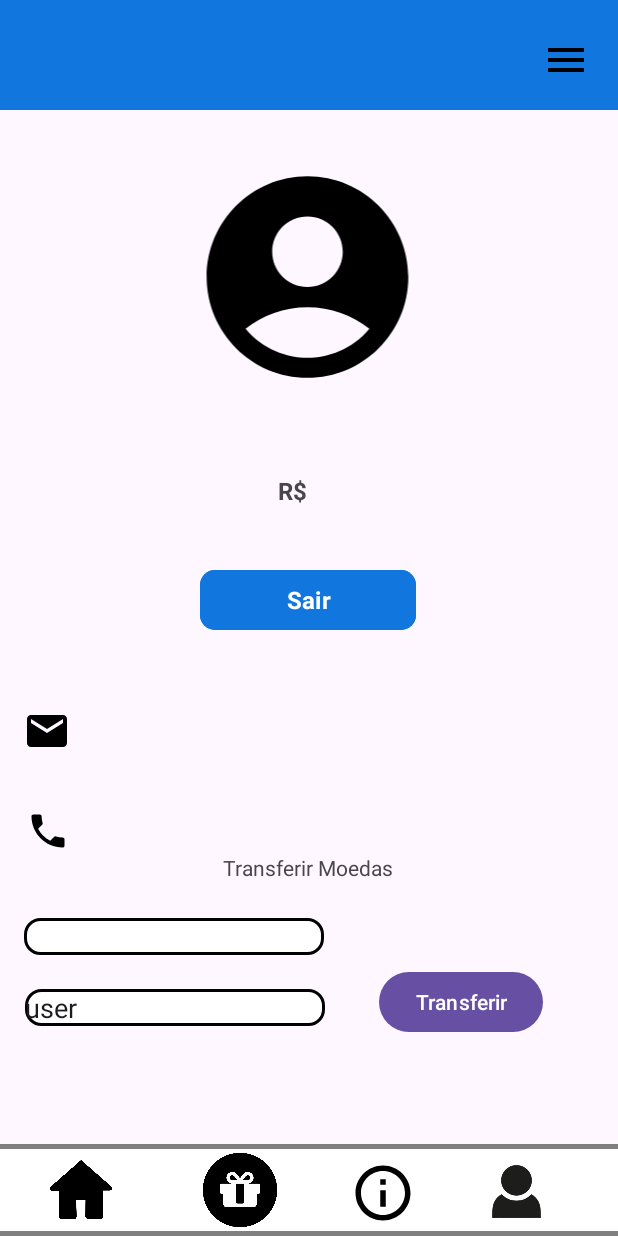
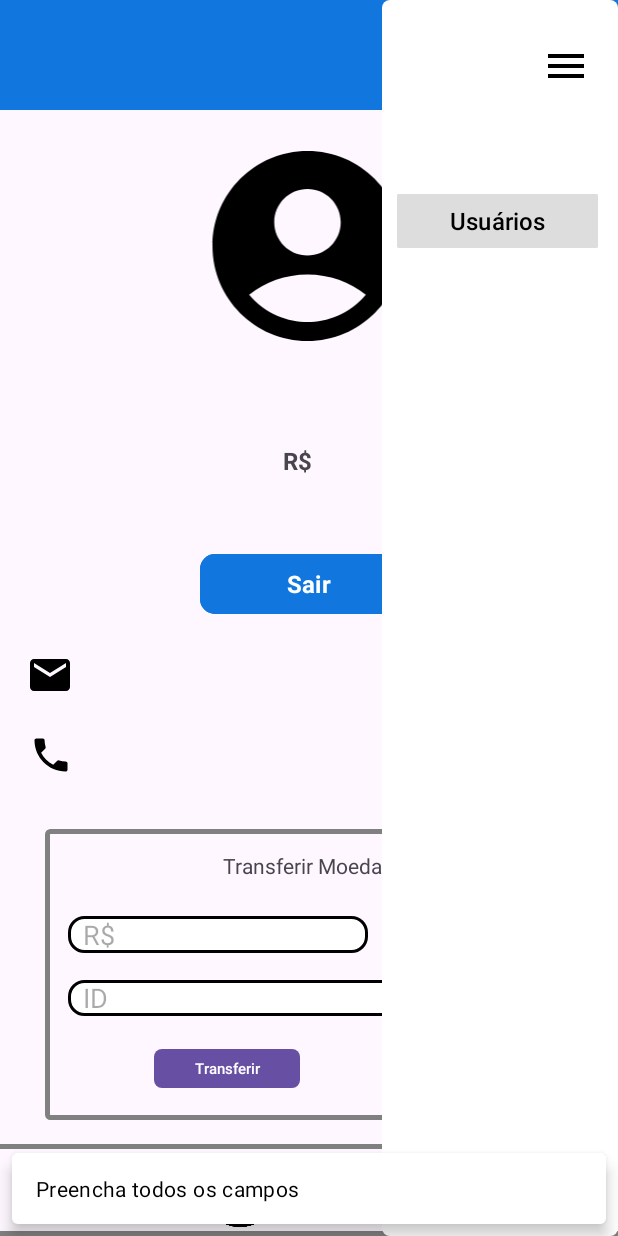
Before and after one commit to Gaia28/ProjetoEconomiaCircularnoAnsio, an Android app: the screen it shows after launch once a user with an empty profile is signed in (TelaDePerfil), after a tap on "Transferir", on a phone screen of 412 x 824 dp. Run offline under Robolectric (Android 15) with nearby library versions, the phone set to English and light mode, and no system bars; our stand-ins replace Firebase (no records; nobody signed in at launch, a user with empty details on screens opened directly); 1 statement that could not run was skipped; 1 other tap on this screen came first.

Commit message:
Aplicativo para o Proejeto de Economia Circular no ambito escolar. App tem a função de cadastrar e logar usuários, cadastrar doação de itens e gerenciar transações da moeda virtual criada pela escola

```diff
--- a/app/src/main/java/com/example/projetoeconomiacircularnoansio/TelaDeCadastro.java
+++ b/app/src/main/java/com/example/projetoeconomiacircularnoansio/TelaDeCadastro.java
@@ -68,9 +68,11 @@ public class TelaDeCadastro extends AppCompatActivity {
         String Email = EmailCadastro.getText().toString();
         String Senha = SenhaCadastro.getText().toString();
         String cpf = CPF.getText().toString();
+        String telefone = TelefoneCadastro.getText().toString();
 
 
-        if (Nome.isEmpty() || Email.isEmpty() || Senha.isEmpty() || cpf.isEmpty()){
+
+        if (Nome.isEmpty() || Email.isEmpty() || Senha.isEmpty() || cpf.isEmpty() || telefone.isEmpty()){
             Toast toast = Toast.makeText(TelaDeCadastro.this, mensagens[0], Toast.LENGTH_SHORT);
             toast.show();
 
@@ -81,7 +83,6 @@ public class TelaDeCadastro extends AppCompatActivity {
 
     }
     private void  CadastrarUser(View v){
-        String Nome = NomeCadastro.getText().toString();
         String Email = EmailCadastro.getText().toString();
         String Senha = SenhaCadastro.getText().toString();
         FirebaseAuth.getInstance().createUserWithEmailAndPassword(Email,Senha).addOnCompleteListener(new OnCompleteListener<AuthResult>() {
--- a/app/src/main/java/com/example/projetoeconomiacircularnoansio/TelaDeLogin.java
+++ b/app/src/main/java/com/example/projetoeconomiacircularnoansio/TelaDeLogin.java
@@ -29,7 +29,7 @@ public class TelaDeLogin extends AppCompatActivity {
     //Variaveis usadas
     private EditText Email, Senha;
     String[] mensagens = {"Preencha Todos os Campos", "Login efetuado com Sucesso"};
-    String UserId = "cnayi0QL18ZtpNvuD6YsFlRpdFS2";
+    String UserId;
 
     @Override
     protected void onCreate(Bundle savedInstanceState) {
@@ -113,7 +113,7 @@ public class TelaDeLogin extends AppCompatActivity {
         finish();
     }
 
-    @Override
+   @Override
     protected void onStart() {
         super.onStart();
         FirebaseUser UsuarioAtual = FirebaseAuth.getInstance().getCurrentUser();
--- a/app/src/main/java/com/example/projetoeconomiacircularnoansio/TelaDePerfil.java
+++ b/app/src/main/java/com/example/projetoeconomiacircularnoansio/TelaDePerfil.java
@@ -1,13 +1,18 @@
 package com.example.projetoeconomiacircularnoansio;
 
+import static android.content.ContentValues.TAG;
+
 import android.content.Intent;
+import android.graphics.Color;
 import android.os.Bundle;
+import android.util.Log;
 import android.view.View;
 import android.view.WindowManager;
 import android.widget.Button;
 import android.widget.EditText;
 import android.widget.ImageView;
 import android.widget.TextView;
+import android.widget.Toast;
 
 import androidx.activity.EdgeToEdge;
 import androidx.annotation.NonNull;
@@ -17,12 +22,17 @@ import androidx.core.graphics.Insets;
 import androidx.core.view.ViewCompat;
 import androidx.core.view.WindowInsetsCompat;
 
+import com.google.android.gms.tasks.OnCompleteListener;
+import com.google.android.gms.tasks.Task;
+import com.google.android.material.snackbar.Snackbar;
 import com.google.firebase.auth.FirebaseAuth;
+import com.google.firebase.firestore.CollectionReference;
 import com.google.firebase.firestore.DocumentReference;
 import com.google.firebase.firestore.DocumentSnapshot;
 import com.google.firebase.firestore.EventListener;
 import com.google.firebase.firestore.FirebaseFirestore;
 import com.google.firebase.firestore.FirebaseFirestoreException;
+import com.google.firebase.firestore.Query;
 import com.google.firebase.firestore.Source;
 import com.google.firebase.firestore.Transaction;
 
@@ -36,11 +46,12 @@ public class TelaDePerfil extends AppCompatActivity {
     EditText textvalor, textIduser;
     FirebaseFirestore database = FirebaseFirestore.getInstance();
     String Userid;
+    String UserRecebedor;
     ImageView IconeMinimizar;
     ImageView MenuIcone;
     View ViewMenu;
     Button Abauser;
-    int saldo;
+
 
 
     @Override
@@ -55,7 +66,7 @@ public class TelaDePerfil extends AppCompatActivity {
         });
         IniciarComponents();
     }
-
+/**---------------------------BOTÔES---------------------------*/
     public void AbaInformaçoes(View view) {
         Intent AbrirTelaInfo = new Intent(TelaDePerfil.this, TelaDeInformacao.class);
         startActivity(AbrirTelaInfo);
@@ -84,6 +95,29 @@ public class TelaDePerfil extends AppCompatActivity {
         finish();
     }
 
+
+    public void MostrarOpçoes(View view) {
+        ViewMenu.setVisibility(View.VISIBLE);
+        MenuIcone.setVisibility(View.INVISIBLE);
+        IconeMinimizar.setVisibility(View.VISIBLE);
+        Abauser.setVisibility(View.VISIBLE);
+    }
+    public void FecharOpçoes(View view) {
+        IconeMinimizar.setVisibility(View.INVISIBLE);
+        MenuIcone.setVisibility(View.VISIBLE);
+        ViewMenu.setVisibility(View.INVISIBLE);
+        Abauser.setVisibility(View.INVISIBLE);
+    }
+
+    public void AbaListUser(View view) {
+        Intent AbrirListaUsr = new Intent(TelaDePerfil.this, ListaUsuers.class);
+        startActivity(AbrirListaUsr);
+        finish();
+    }
+    /**-----------------------FIM-------------------------*/
+
+
+
     @Override
     protected void onStart() {
         super.onStart();
@@ -104,51 +138,80 @@ public class TelaDePerfil extends AppCompatActivity {
         });
 
     }
+    //BOTÃO PARA REALIZAR A DOAÇÃO
+
     public void ConcluirTransferencia(View view) {
 
-        textIduser.setText(FirebaseAuth.getInstance().getCurrentUser().getUid().toString());
+        //VERIFICAÇÃO CASO OS CAMPOS DE TEXTO ESTEJAM VAZIOS - MOSTRAR BARRA DE AVISO
 
+            String getSaldo = textvalor.getText().toString();
+            String getId = textIduser.getText().toString();
+            if (getSaldo.isEmpty() || getId.isEmpty()){
+                Snackbar snackbar = Snackbar.make(view, "Preencha todos os campos", Snackbar.LENGTH_SHORT);
+                snackbar.setBackgroundTint(Color.WHITE);
+                snackbar.setTextColor(Color.BLACK);
+                snackbar.show();
+
+                //CASO ESTEJAM PREENCHIDOS - INICIAR A TRANSAÇÃO
+            }else{
+
+                //VARIAVEL NUMÉRICA - RECEBE O VALOR DO CAMPO DE TEXTO ("textvalor") STRING -> DOUBLE
                 double ValorDoacao = Double.parseDouble(textvalor.getText().toString());
 
+                //VARIAVEL DO BANCO DE DADOS - RECEBE AS COLEÇÕES E DOCUMENTOS QUE SERÃO TRATADOS
                 final DocumentReference referencia = database.collection("Usuários").document(Userid);
 
-        //ERRO AQUI
-        database.collection("Usuários").document(String.valueOf(textIduser));
-        //
 
+                //INICIAR A FUNÇÃO DE TRANSAÇÃO DENTRO DO BANCO DE DADOS -> VARIAVEL "database"
             database.runTransaction(new Transaction.Function<Void>() {
                 @Nullable
                 @Override
                 public Void apply(@NonNull Transaction transaction) throws FirebaseFirestoreException {
                     DocumentSnapshot snapshot = transaction.get(referencia);
                     double NovoSaldo = snapshot.getDouble("Saldo") - ValorDoacao;
-                transaction.update(referencia, "Saldo",NovoSaldo);
-                //ERRO AQUI
-                double SaldoRecebido = snapshot.getDouble("Saldo") + ValorDoacao;
-                transaction.update(referencia, "Saldo", SaldoRecebido);
-                //
+
+                    //VERIFICAÇÃO DE SALDO DO USUÁRIO - MOSTRA UMA BARRA DE AVISO
+
+                    if (ValorDoacao > snapshot.getDouble("Saldo")) {
+                        Snackbar snackbar = Snackbar.make(view, "Saldo insuficiente", Snackbar.LENGTH_SHORT);
+                        snackbar.setBackgroundTint(Color.WHITE);
+                        snackbar.setTextColor(Color.BLACK);
+                        snackbar.show();
+
+                        // CASO TENHA SALDO SUFICIENTE - UPAR A TRANSAÇÃO PARA O BANCO DE DADOS - MOSTRAR  BARRA  DE AVISO
+                    }else {
+                        transaction.update(referencia, "Saldo", NovoSaldo);
+
+                        ReceberTranferencia(); //Função para o segundo usuário receber a transação
+
+                        Snackbar snackbar = Snackbar.make(view, "Tranferência realizada com sucesso", Snackbar.LENGTH_SHORT);
+                        snackbar.setBackgroundTint(Color.WHITE);
+                        snackbar.setTextColor(Color.BLACK);
+                        snackbar.show();
+
+                    }
                     return null;
                 }
             });
 }
+        }
+//FUNÇÃO PARA O SEGUNDO USUÁRIO RECEBER A TRANSFERÊNCIA - CHAMA EM "ConcluirTransferência"
+    public void ReceberTranferencia() {
+        double ValorDoacao = Double.parseDouble(textvalor.getText().toString());
+        UserRecebedor = textIduser.getText().toString();
+        DocumentReference documentReference = database.collection("Usuários").document(UserRecebedor);
+        database.runTransaction(new Transaction.Function<Void>() {
+            @Nullable
+            @Override
+            public Void apply(@NonNull Transaction transaction) throws FirebaseFirestoreException {
+                DocumentSnapshot documentSnapshot = transaction.get(documentReference);
+                double NovoSaldo = documentSnapshot.getDouble("Saldo") + ValorDoacao;
+                transaction.update(documentReference, "Saldo", NovoSaldo);
+                return null;
 
-    public void MostrarOpçoes(View view) {
-        ViewMenu.setVisibility(View.VISIBLE);
-        MenuIcone.setVisibility(View.INVISIBLE);
-        IconeMinimizar.setVisibility(View.VISIBLE);
-        Abauser.setVisibility(View.VISIBLE);
+
             }
-    public void FecharOpçoes(View view) {
-        IconeMinimizar.setVisibility(View.INVISIBLE);
-        MenuIcone.setVisibility(View.VISIBLE);
-        ViewMenu.setVisibility(View.INVISIBLE);
-        Abauser.setVisibility(View.INVISIBLE);
-    }
-
-    public void AbaListUser(View view) {
-        Intent AbrirListaUsr = new Intent(TelaDePerfil.this, ListaUsuers.class);
-        startActivity(AbrirListaUsr);
-        finish();
+        });
     }
 
 
--- a/app/src/main/res/drawable/container_barra_menu.xml
+++ b/app/src/main/res/drawable/container_barra_menu.xml
@@ -2,7 +2,6 @@
 <shape xmlns:android="http://schemas.android.com/apk/res/android">
 
     <corners android:radius="2dp"/>
-    <solid android:color="@color/white"/>
     <stroke android:color="@color/cinza" android:width="3dp"/>
 
 </shape>
--- a/app/src/main/res/layout/activity_tela_de_doacao.xml
+++ b/app/src/main/res/layout/activity_tela_de_doacao.xml
@@ -88,16 +88,29 @@
         app:layout_constraintTop_toTopOf="parent" />
 
 
+    <View
+        android:id="@+id/view2"
+        android:layout_width="350dp"
+        android:layout_height="194dp"
+        android:layout_marginBottom="392dp"
+        android:background="@drawable/container_barra_menu"
+        app:layout_constraintBottom_toTopOf="@+id/BarraInferior"
+        app:layout_constraintEnd_toEndOf="parent"
+        app:layout_constraintHorizontal_bias="0.491"
+        app:layout_constraintStart_toStartOf="parent"
+        app:layout_constraintTop_toBottomOf="@+id/BarraSuperior"
+        app:layout_constraintVertical_bias="0.194" />
+
     <ImageView
         android:id="@+id/imageDoacao"
-        android:layout_width="417dp"
-        android:layout_height="177dp"
-        app:layout_constraintBottom_toBottomOf="parent"
-        app:layout_constraintEnd_toEndOf="parent"
-        app:layout_constraintHorizontal_bias="0.0"
-        app:layout_constraintStart_toStartOf="parent"
-        app:layout_constraintTop_toBottomOf="@+id/BarraSuperior"
-        app:layout_constraintVertical_bias="0.014" />
+        android:layout_width="343dp"
+        android:layout_height="185dp"
+        app:layout_constraintBottom_toBottomOf="@+id/view2"
+        app:layout_constraintEnd_toEndOf="@+id/view2"
+        app:layout_constraintHorizontal_bias="0.428"
+        app:layout_constraintStart_toStartOf="@+id/view2"
+        app:layout_constraintTop_toTopOf="@+id/view2"
+        app:layout_constraintVertical_bias="0.0" />
 
     <TextView
         android:id="@+id/InserirImagem"
--- a/app/src/main/res/layout/activity_tela_de_perfil.xml
+++ b/app/src/main/res/layout/activity_tela_de_perfil.xml
@@ -93,9 +93,9 @@
 
     <ImageView
         android:id="@+id/imageView3"
-        android:layout_width="162dp"
-        android:layout_height="161dp"
-        android:layout_marginTop="104dp"
+        android:layout_width="154dp"
+        android:layout_height="152dp"
+        android:layout_marginTop="88dp"
         app:layout_constraintEnd_toEndOf="parent"
         app:layout_constraintHorizontal_bias="0.497"
         app:layout_constraintStart_toStartOf="parent"
@@ -122,10 +122,10 @@
         android:id="@+id/Cifrão"
         android:layout_width="wrap_content"
         android:layout_height="wrap_content"
-        android:layout_marginTop="316dp"
+        android:layout_marginTop="296dp"
         android:layout_marginEnd="4dp"
+        android:text="R$ "
         android:textSize="16sp"
-        android:text="R$ "
 
         android:textStyle="bold"
         app:layout_constraintEnd_toStartOf="@+id/textSaldo"
@@ -135,16 +135,158 @@
         android:id="@+id/textSaldo"
         android:layout_width="wrap_content"
         android:layout_height="wrap_content"
-        android:layout_marginTop="316dp"
+        android:layout_marginTop="296dp"
+        android:text=" "
         android:textSize="16sp"
-        android:text=" "
         android:textStyle="bold"
 
         app:layout_constraintEnd_toEndOf="parent"
-        app:layout_constraintHorizontal_bias="0.522"
+        app:layout_constraintHorizontal_bias="0.529"
         app:layout_constraintStart_toStartOf="parent"
         app:layout_constraintTop_toTopOf="parent" />
+    <View
+        android:id="@+id/view2"
+        android:layout_width="350dp"
+        android:layout_height="194dp"
+        android:background="@drawable/container_barra_menu"
+        app:layout_constraintBottom_toTopOf="@+id/BarraInferior"
+        app:layout_constraintEnd_toEndOf="parent"
+        app:layout_constraintHorizontal_bias="0.488"
+        app:layout_constraintStart_toStartOf="parent"
+        app:layout_constraintTop_toBottomOf="@+id/bt_deslogar"
+        app:layout_constraintVertical_bias="0.897" />
 
+
+
+
+    <TextView
+        android:id="@+id/textTransferir"
+        android:layout_width="wrap_content"
+        android:layout_height="wrap_content"
+        android:text="Transferir Moedas"
+        app:layout_constraintBottom_toBottomOf="@+id/view2"
+        app:layout_constraintEnd_toEndOf="@+id/view2"
+        app:layout_constraintHorizontal_bias="0.502"
+        app:layout_constraintStart_toStartOf="@+id/view2"
+        app:layout_constraintTop_toTopOf="@+id/view2"
+        app:layout_constraintVertical_bias="0.085" />
+
+    <EditText
+        android:id="@+id/textValor"
+        android:layout_width="200dp"
+        android:layout_height="wrap_content"
+        android:background="@drawable/editext_container_preto"
+        android:inputType="number"
+        android:hint="R$"
+        android:paddingStart="10dp"
+        app:layout_constraintBottom_toBottomOf="@+id/view2"
+        app:layout_constraintEnd_toEndOf="@+id/view2"
+        app:layout_constraintHorizontal_bias="0.1"
+        app:layout_constraintStart_toStartOf="@+id/view2"
+        app:layout_constraintTop_toBottomOf="@+id/textTransferir"
+        app:layout_constraintVertical_bias="0.176"
+        tools:ignore="HardcodedText,RtlSymmetry" />
+
+    <EditText
+        android:id="@+id/textIdUser"
+        android:layout_width="231dp"
+        android:layout_height="24dp"
+        android:background="@drawable/editext_container_preto"
+        android:hint="ID"
+        android:inputType="text"
+        android:paddingStart="10dp"
+        app:layout_constraintBottom_toBottomOf="@+id/view2"
+        app:layout_constraintEnd_toEndOf="@+id/textValor"
+        app:layout_constraintHorizontal_bias="0.0"
+        app:layout_constraintStart_toStartOf="@+id/textValor"
+        app:layout_constraintTop_toBottomOf="@+id/textValor"
+        app:layout_constraintVertical_bias="0.204" />
+
+
+    <Button
+        android:id="@+id/ConcluirTransferencia"
+        android:layout_width="97dp"
+        android:layout_height="34dp"
+        android:onClick="ConcluirTransferencia"
+        android:text="Transferir"
+        android:textSize="10dp"
+        app:cornerRadius="5dp"
+        app:layout_constraintBottom_toBottomOf="@+id/view2"
+        app:layout_constraintEnd_toEndOf="@+id/textIdUser"
+        app:layout_constraintHorizontal_bias="0.427"
+        app:layout_constraintStart_toStartOf="@+id/textIdUser"
+        app:layout_constraintTop_toBottomOf="@+id/textIdUser" />
+
+    <Button
+        android:id="@+id/bt_deslogar"
+        style="@style/button"
+        android:layout_width="144dp"
+        android:layout_height="48dp"
+        android:onClick="deslogar"
+        android:text="Sair"
+        android:textSize="16sp"
+        app:cornerRadius="10dp"
+        app:layout_constraintBottom_toTopOf="@+id/BarraInferior"
+        app:layout_constraintEnd_toEndOf="parent"
+        app:layout_constraintHorizontal_bias="0.498"
+        app:layout_constraintStart_toStartOf="parent"
+        app:layout_constraintTop_toTopOf="parent"
+        app:layout_constraintVertical_bias="0.511" />
+
+
+
+    <ImageView
+        android:id="@+id/imageView"
+        android:layout_width="33dp"
+        android:layout_height="32dp"
+        app:layout_constraintBottom_toBottomOf="parent"
+        app:layout_constraintEnd_toEndOf="parent"
+        app:layout_constraintHorizontal_bias="0.044"
+        app:layout_constraintStart_toStartOf="parent"
+        app:layout_constraintTop_toTopOf="parent"
+        app:layout_constraintVertical_bias="0.548"
+        app:srcCompat="@drawable/baseline_email_24" />
+
+    <ImageView
+        android:id="@+id/imageView4"
+        android:layout_width="32dp"
+        android:layout_height="29dp"
+
+        app:layout_constraintBottom_toBottomOf="parent"
+        app:layout_constraintEnd_toEndOf="parent"
+        app:layout_constraintHorizontal_bias="0.047"
+        app:layout_constraintStart_toStartOf="parent"
+        app:layout_constraintTop_toTopOf="parent"
+        app:layout_constraintVertical_bias="0.615"
+        app:srcCompat="@drawable/baseline_local_phone_24" />
+
+    <TextView
+        android:id="@+id/TextTelefone"
+        android:layout_width="wrap_content"
+        android:layout_height="wrap_content"
+        android:text=""
+        android:textSize="18sp"
+        app:layout_constraintBottom_toBottomOf="parent"
+        app:layout_constraintEnd_toEndOf="parent"
+        app:layout_constraintHorizontal_bias="0.078"
+        app:layout_constraintStart_toEndOf="@+id/imageView4"
+        app:layout_constraintTop_toTopOf="parent"
+        app:layout_constraintVertical_bias="0.611"
+        tools:ignore="MissingConstraints" />
+
+    <TextView
+        android:id="@+id/textEmail"
+        android:layout_width="wrap_content"
+        android:layout_height="wrap_content"
+        android:text=""
+        android:textSize="18sp"
+        app:layout_constraintBottom_toBottomOf="parent"
+        app:layout_constraintEnd_toEndOf="parent"
+        app:layout_constraintHorizontal_bias="0.078"
+        app:layout_constraintStart_toEndOf="@+id/imageView"
+        app:layout_constraintTop_toTopOf="parent"
+        app:layout_constraintVertical_bias="0.542"
+        tools:ignore="MissingConstraints" />
     <View
         android:id="@+id/ViewMenu"
         android:layout_width="157dp"
@@ -155,8 +297,8 @@
         app:layout_constraintEnd_toEndOf="parent"
         app:layout_constraintHorizontal_bias="1.0"
         app:layout_constraintStart_toStartOf="parent"
-        app:layout_constraintTop_toTopOf="parent">
-    </View>
+        app:layout_constraintTop_toTopOf="parent"
+        app:layout_constraintVertical_bias="0.0"/>
 
     <ImageView
         android:id="@+id/ViewIconeMinimizar"
@@ -171,76 +313,6 @@
         app:layout_constraintTop_toTopOf="@+id/ViewMenu"
         app:layout_constraintVertical_bias="0.035"
         app:srcCompat="@drawable/baseline_menu_24" />
-
-    <ImageView
-        android:id="@+id/imageView"
-        android:layout_width="33dp"
-        android:layout_height="32dp"
-        app:layout_constraintBottom_toBottomOf="parent"
-        app:layout_constraintEnd_toEndOf="parent"
-        app:layout_constraintHorizontal_bias="0.039"
-        app:layout_constraintStart_toStartOf="parent"
-        app:layout_constraintTop_toTopOf="parent"
-        app:layout_constraintVertical_bias="0.595"
-        app:srcCompat="@drawable/baseline_email_24" />
-
-    <TextView
-        android:id="@+id/textEmail"
-        android:layout_width="wrap_content"
-        android:layout_height="wrap_content"
-        android:text=""
-        android:textSize="18sp"
-        app:layout_constraintBottom_toBottomOf="parent"
-        app:layout_constraintEnd_toEndOf="parent"
-        app:layout_constraintHorizontal_bias="0.077"
-        app:layout_constraintStart_toEndOf="@+id/imageView"
-        app:layout_constraintTop_toTopOf="parent"
-        app:layout_constraintVertical_bias="0.588"
-        tools:ignore="MissingConstraints" />
-
-    <ImageView
-        android:id="@+id/imageView4"
-        android:layout_width="32dp"
-        android:layout_height="29dp"
-
-        app:layout_constraintBottom_toBottomOf="parent"
-        app:layout_constraintEnd_toEndOf="parent"
-        app:layout_constraintHorizontal_bias="0.042"
-        app:layout_constraintStart_toStartOf="parent"
-        app:layout_constraintTop_toTopOf="parent"
-        app:layout_constraintVertical_bias="0.679"
-        app:srcCompat="@drawable/baseline_local_phone_24" />
-
-    <TextView
-        android:id="@+id/TextTelefone"
-        android:layout_width="wrap_content"
-        android:layout_height="wrap_content"
-        android:text=""
-        android:textSize="18sp"
-        app:layout_constraintBottom_toBottomOf="parent"
-        app:layout_constraintEnd_toEndOf="parent"
-        app:layout_constraintHorizontal_bias="0.077"
-        app:layout_constraintStart_toEndOf="@+id/imageView4"
-        app:layout_constraintTop_toTopOf="parent"
-        app:layout_constraintVertical_bias="0.674"
-        tools:ignore="MissingConstraints" />
-
-    <Button
-        android:id="@+id/bt_deslogar"
-        style="@style/button"
-        android:layout_width="144dp"
-        android:layout_height="48dp"
-        android:layout_marginTop="376dp"
-        android:onClick="deslogar"
-        android:text="Sair"
-        android:textSize="16sp"
-        app:cornerRadius="10dp"
-        app:layout_constraintBottom_toTopOf="@+id/BarraInferior"
-        app:layout_constraintEnd_toEndOf="parent"
-        app:layout_constraintHorizontal_bias="0.498"
-        app:layout_constraintStart_toStartOf="parent"
-        app:layout_constraintTop_toTopOf="parent"
-        app:layout_constraintVertical_bias="0.0" />
 
     <Button
         android:id="@+id/AbaUsuarios"
@@ -261,59 +333,8 @@
         app:layout_constraintTop_toTopOf="parent"
         app:layout_constraintVertical_bias="0.174" />
 
-    <TextView
-        android:id="@+id/textTransferir"
-        android:layout_width="wrap_content"
-        android:layout_height="wrap_content"
-        android:text="Transferir Moedas"
-        app:layout_constraintBottom_toBottomOf="@+id/BarraInferior"
-        app:layout_constraintEnd_toEndOf="parent"
-        app:layout_constraintHorizontal_bias="0.498"
-        app:layout_constraintStart_toStartOf="parent"
-        app:layout_constraintTop_toBottomOf="@+id/TextTelefone"
-        app:layout_constraintVertical_bias="0.023" />
 
-    <EditText
-        android:id="@+id/textValor"
-        android:layout_width="200dp"
-        android:layout_height="wrap_content"
-        android:layout_marginTop="24dp"
-        android:background="@drawable/editext_container_preto"
-        app:layout_constraintBottom_toBottomOf="parent"
-        app:layout_constraintEnd_toEndOf="parent"
-        android:inputType="number"
-        app:layout_constraintHorizontal_bias="0.0"
-        app:layout_constraintStart_toStartOf="@+id/imageView4"
-        app:layout_constraintTop_toBottomOf="@+id/textTransferir"
-        app:layout_constraintVertical_bias="0.0" />
 
-    <EditText
-        android:id="@+id/textIdUser"
-        android:layout_width="200dp"
-        android:layout_height="wrap_content"
-        android:layout_marginTop="24dp"
-        android:background="@drawable/editext_container_preto"
-        android:inputType="text"
-        app:layout_constraintBottom_toBottomOf="parent"
-        app:layout_constraintEnd_toEndOf="parent"
-        app:layout_constraintHorizontal_bias="0.005"
-        app:layout_constraintStart_toStartOf="@+id/imageView4"
-        app:layout_constraintTop_toBottomOf="@+id/textTransferir"
-        app:layout_constraintVertical_bias="0.253" />
-
-    <Button
-        android:id="@+id/ConcluirTransferencia"
-        android:layout_width="wrap_content"
-        android:layout_height="wrap_content"
-        android:layout_marginBottom="132dp"
-        android:text="Transferir"
-        app:layout_constraintBottom_toBottomOf="parent"
-        app:layout_constraintEnd_toEndOf="parent"
-        android:onClick="ConcluirTransferencia"
-        app:layout_constraintHorizontal_bias="0.834"
-        app:layout_constraintStart_toStartOf="parent"
-        app:layout_constraintTop_toBottomOf="@+id/bt_deslogar"
-        app:layout_constraintVertical_bias="1.0" />
 
 
 </androidx.constraintlayout.widget.ConstraintLayout>
```
Lines whose indentation alone changed are shown as unchanged.
